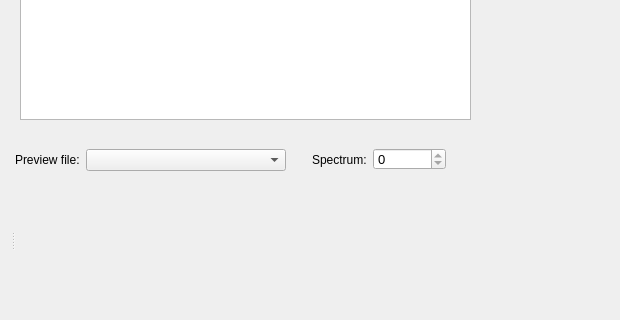
Qt form qt/scientific_interfaces/Inelastic/Processor/ElwinTab.ui (mantidproject/mantid) before a commit; both pictures show x 0 to 620 and y 411 to 731 of the 620 by 841 pixel window.
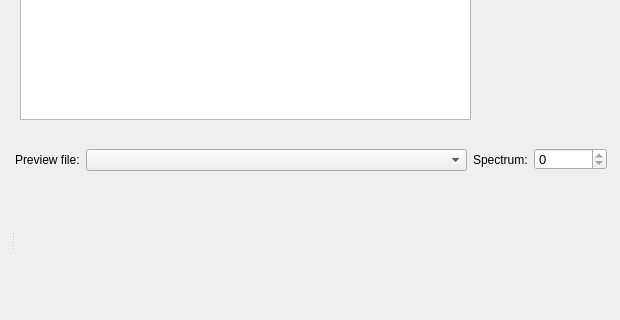
The same form after that commit. Custom widgets are drawn as their Qt base class.

Commit message: Avoid limiting the size of the Preview Workspace combobox on elwin

```diff
--- a/qt/scientific_interfaces/Inelastic/Processor/ElwinTab.ui
+++ b/qt/scientific_interfaces/Inelastic/Processor/ElwinTab.ui
@@ -148,38 +148,9 @@
           </widget>
          </item>
          <item>
-          <widget class="QComboBox" name="cbPreviewFile">
-           <property name="sizePolicy">
-            <sizepolicy hsizetype="Fixed" vsizetype="Fixed">
-             <horstretch>0</horstretch>
-             <verstretch>0</verstretch>
-            </sizepolicy>
-           </property>
-           <property name="minimumSize">
-            <size>
-             <width>200</width>
-             <height>22</height>
-            </size>
-           </property>
-          </widget>
+          <widget class="QComboBox" name="cbPreviewFile"/>
          </item>
          <item>
-          <spacer name="horizontalSpacer_5">
-           <property name="orientation">
-            <enum>Qt::Horizontal</enum>
-           </property>
-           <property name="sizeType">
-            <enum>QSizePolicy::Maximum</enum>
-           </property>
-           <property name="sizeHint" stdset="0">
-            <size>
-             <width>20</width>
-             <height>20</height>
-            </size>
-           </property>
-          </spacer>
-         </item>
-         <item alignment="Qt::AlignVCenter">
           <widget class="QLabel" name="lbPreviewSpec">
            <property name="sizePolicy">
             <sizepolicy hsizetype="Fixed" vsizetype="Preferred">
@@ -192,7 +163,7 @@
            </property>
           </widget>
          </item>
-         <item alignment="Qt::AlignHCenter|Qt::AlignVCenter">
+         <item>
           <widget class="QStackedWidget" name="elwinPreviewSpec">
            <property name="sizePolicy">
             <sizepolicy hsizetype="Fixed" vsizetype="Preferred">
@@ -270,22 +241,6 @@
            </widget>
           </widget>
          </item>
-         <item>
-          <spacer name="horizontalSpacer_4">
-           <property name="orientation">
-            <enum>Qt::Horizontal</enum>
-           </property>
-           <property name="sizeType">
-            <enum>QSizePolicy::MinimumExpanding</enum>
-           </property>
-           <property name="sizeHint" stdset="0">
-            <size>
-             <width>20</width>
-             <height>20</height>
-            </size>
-           </property>
-          </spacer>
-         </item>
         </layout>
        </item>
        <item>
```
